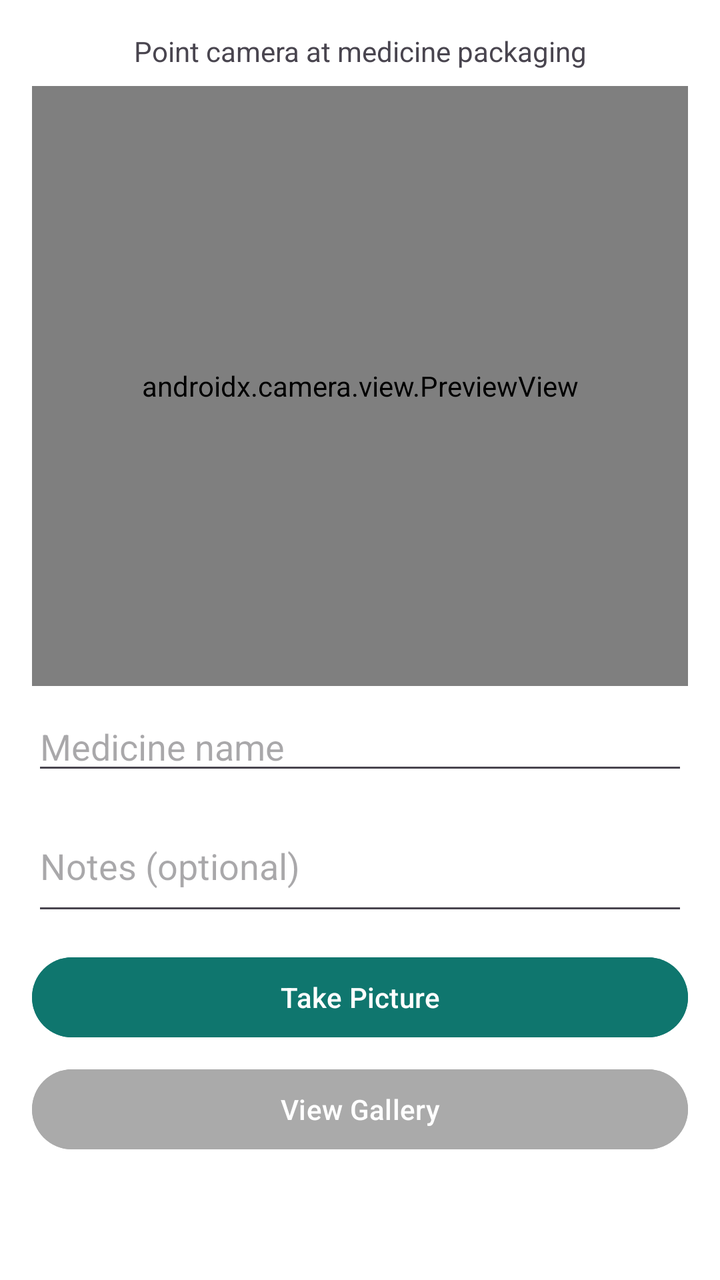
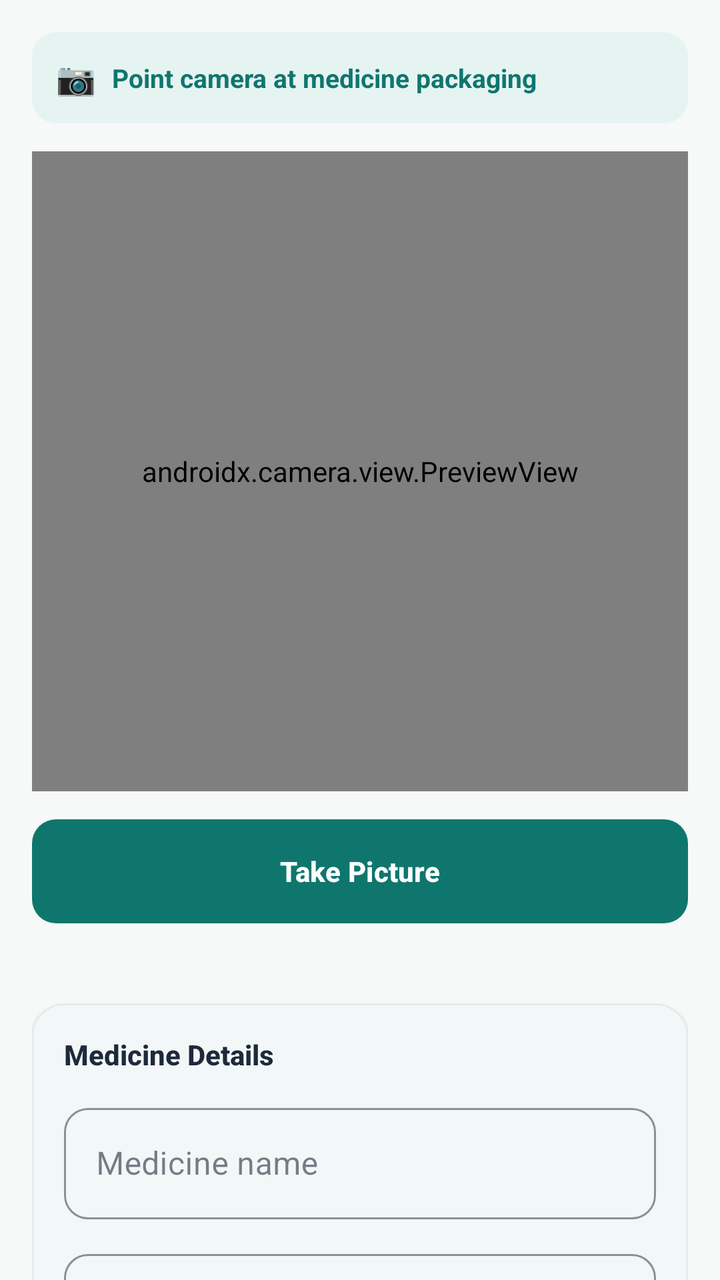

An Android layout rendered at two revisions. The XML below is the earlier revision; the diff shows what the commit changed to produce the second picture.
<!-- AndroidManifest.xml: application theme Theme.MediNear -->
<!-- res/layout/activity_camera.xml -->
<?xml version="1.0" encoding="utf-8"?>
<LinearLayout xmlns:android="http://schemas.android.com/apk/res/android"
    xmlns:app="http://schemas.android.com/apk/res-auto"
    android:layout_width="match_parent"
    android:layout_height="match_parent"
    android:orientation="vertical"
    android:padding="16dp"
    android:background="@android:color/white">

    <TextView
        android:id="@+id/tvStatus"
        android:layout_width="match_parent"
        android:layout_height="wrap_content"
        android:text="Point camera at medicine packaging"
        android:textAlignment="center"
        android:paddingBottom="8dp"
        android:textSize="14sp" />

    <androidx.camera.view.PreviewView
        android:id="@+id/previewView"
        android:layout_width="match_parent"
        android:layout_height="300dp"
        android:layout_marginBottom="8dp" />

    <ImageView
        android:id="@+id/ivCapturedPhoto"
        android:layout_width="match_parent"
        android:layout_height="300dp"
        android:scaleType="centerCrop"
        android:visibility="gone"
        android:contentDescription="Captured photo"
        android:layout_marginBottom="8dp" />

    <EditText
        android:id="@+id/etMedicineName"
        android:layout_width="match_parent"
        android:layout_height="wrap_content"
        android:hint="Medicine name"
        android:inputType="text"
        android:layout_marginBottom="8dp" />

    <EditText
        android:id="@+id/etNotes"
        android:layout_width="match_parent"
        android:layout_height="wrap_content"
        android:hint="Notes (optional)"
        android:inputType="textMultiLine"
        android:minLines="2"
        android:layout_marginBottom="12dp" />

    <Button
        android:id="@+id/btnCapture"
        android:layout_width="match_parent"
        android:layout_height="wrap_content"
        android:text="Take Picture"
        android:backgroundTint="@color/primary_color"
        android:textColor="@android:color/white"
        android:layout_marginBottom="8dp" />

    <Button
        android:id="@+id/btnRetake"
        android:layout_width="match_parent"
        android:layout_height="wrap_content"
        android:text="Retake"
        android:visibility="gone"
        android:backgroundTint="@android:color/darker_gray"
        android:textColor="@android:color/white"
        android:layout_marginBottom="8dp" />

    <Button
        android:id="@+id/btnSave"
        android:layout_width="match_parent"
        android:layout_height="wrap_content"
        android:text="Save Record"
        android:visibility="gone"
        android:backgroundTint="@color/green"
        android:textColor="@android:color/white"
        android:layout_marginBottom="8dp" />

    <Button
        android:id="@+id/btnGallery"
        android:layout_width="match_parent"
        android:layout_height="wrap_content"
        android:text="View Gallery"
        android:backgroundTint="@android:color/darker_gray"
        android:textColor="@android:color/white"
        android:layout_marginBottom="8dp" />

    <ProgressBar
        android:id="@+id/progressBar"
        android:layout_width="wrap_content"
        android:layout_height="wrap_content"
        android:layout_gravity="center_horizontal"
        android:visibility="gone" />

</LinearLayout>
<!-- resources referenced by this layout -->
<resources>
  <color name="green">#16A34A</color>
  <color name="primary_color">#0F766E</color>
  <style name="Theme.MediNear" parent="Base.Theme.MediNear" />
  <style name="Base.Theme.MediNear" parent="Theme.Material3.DayNight.NoActionBar">
          
          <item name="colorPrimary">@color/brand_primary</item>
          <item name="colorOnPrimary">@android:color/white</item>
          <item name="colorPrimaryContainer">@color/brand_primary_soft</item>
          <item name="colorOnPrimaryContainer">@color/brand_primary_dark</item>
  
          
          <item name="colorSecondary">@color/brand_primary</item>
          <item name="colorOnSecondary">@android:color/white</item>
          <item name="colorSecondaryContainer">@color/brand_primary_soft</item>
          <item name="colorOnSecondaryContainer">@color/brand_primary_dark</item>
  
          
          <item name="android:colorBackground">@color/bg_screen</item>
          <item name="colorSurface">@color/surface_card</item>
          <item name="colorOnSurface">@color/text_primary</item>
  
          
          <item name="colorError">@color/danger</item>
  
          
          <item name="android:statusBarColor">@color/brand_primary_dark</item>
      </style>
  <color name="brand_primary">#0F766E</color>
  <color name="brand_primary_soft">#E6F4F1</color>
  <color name="brand_primary_dark">#0B5750</color>
  <color name="bg_screen">#F7F9F9</color>
  <color name="surface_card">#FFFFFF</color>
  <color name="text_primary">#1E293B</color>
  <color name="danger">#DC2626</color>
</resources>

<!-- the commit's change to res/layout/activity_camera.xml (unified diff, before → after) -->
@@ -1,96 +1,202 @@
 <?xml version="1.0" encoding="utf-8"?>
-<LinearLayout xmlns:android="http://schemas.android.com/apk/res/android"
+<androidx.core.widget.NestedScrollView xmlns:android="http://schemas.android.com/apk/res/android"
     xmlns:app="http://schemas.android.com/apk/res-auto"
     android:layout_width="match_parent"
     android:layout_height="match_parent"
-    android:orientation="vertical"
-    android:padding="16dp"
-    android:background="@android:color/white">
-
-    <TextView
-        android:id="@+id/tvStatus"
+    android:fillViewport="true"
+    android:background="@color/bg_screen">
+
+    <LinearLayout
         android:layout_width="match_parent"
         android:layout_height="wrap_content"
-        android:text="Point camera at medicine packaging"
-        android:textAlignment="center"
-        android:paddingBottom="8dp"
-        android:textSize="14sp" />
-
-    <androidx.camera.view.PreviewView
-        android:id="@+id/previewView"
-        android:layout_width="match_parent"
-        android:layout_height="300dp"
-        android:layout_marginBottom="8dp" />
-
-    <ImageView
-        android:id="@+id/ivCapturedPhoto"
-        android:layout_width="match_parent"
-        android:layout_height="300dp"
-        android:scaleType="centerCrop"
-        android:visibility="gone"
-        android:contentDescription="Captured photo"
-        android:layout_marginBottom="8dp" />
-
-    <EditText
-        android:id="@+id/etMedicineName"
-        android:layout_width="match_parent"
-        android:layout_height="wrap_content"
-        android:hint="Medicine name"
-        android:inputType="text"
-        android:layout_marginBottom="8dp" />
-
-    <EditText
-        android:id="@+id/etNotes"
-        android:layout_width="match_parent"
-        android:layout_height="wrap_content"
-        android:hint="Notes (optional)"
-        android:inputType="textMultiLine"
-        android:minLines="2"
-        android:layout_marginBottom="12dp" />
-
-    <Button
-        android:id="@+id/btnCapture"
-        android:layout_width="match_parent"
-        android:layout_height="wrap_content"
-        android:text="Take Picture"
-        android:backgroundTint="@color/primary_color"
-        android:textColor="@android:color/white"
-        android:layout_marginBottom="8dp" />
-
-    <Button
-        android:id="@+id/btnRetake"
-        android:layout_width="match_parent"
-        android:layout_height="wrap_content"
-        android:text="Retake"
-        android:visibility="gone"
-        android:backgroundTint="@android:color/darker_gray"
-        android:textColor="@android:color/white"
-        android:layout_marginBottom="8dp" />
-
-    <Button
-        android:id="@+id/btnSave"
-        android:layout_width="match_parent"
-        android:layout_height="wrap_content"
-        android:text="Save Record"
-        android:visibility="gone"
-        android:backgroundTint="@color/green"
-        android:textColor="@android:color/white"
-        android:layout_marginBottom="8dp" />
-
-    <Button
-        android:id="@+id/btnGallery"
-        android:layout_width="match_parent"
-        android:layout_height="wrap_content"
-        android:text="View Gallery"
-        android:backgroundTint="@android:color/darker_gray"
-        android:textColor="@android:color/white"
-        android:layout_marginBottom="8dp" />
-
-    <ProgressBar
-        android:id="@+id/progressBar"
-        android:layout_width="wrap_content"
-        android:layout_height="wrap_content"
-        android:layout_gravity="center_horizontal"
-        android:visibility="gone" />
-
-</LinearLayout>
+        android:orientation="vertical"
+        android:padding="16dp">
+
+        
+        <LinearLayout
+            android:layout_width="match_parent"
+            android:layout_height="wrap_content"
+            android:orientation="horizontal"
+            android:gravity="center_vertical"
+            android:background="@drawable/bg_status_pill"
+            android:padding="12dp"
+            android:layout_marginBottom="14dp">
+
+            <TextView
+                android:layout_width="wrap_content"
+                android:layout_height="wrap_content"
+                android:text="📷"
+                android:textSize="16sp"
+                android:layout_marginEnd="8dp" />
+
+            <TextView
+                android:id="@+id/tvStatus"
+                android:layout_width="0dp"
+                android:layout_height="wrap_content"
+                android:layout_weight="1"
+                android:text="Point camera at medicine packaging"
+                android:textSize="13sp"
+                android:textStyle="bold"
+                android:textColor="@color/brand_primary" />
+        </LinearLayout>
+
+        
+        <androidx.camera.view.PreviewView
+            android:id="@+id/previewView"
+            android:layout_width="match_parent"
+            android:layout_height="320dp"
+            android:background="@drawable/bg_preview_frame"
+            android:clipToOutline="true"
+            android:layout_marginBottom="14dp" />
+
+        <ImageView
+            android:id="@+id/ivCapturedPhoto"
+            android:layout_width="match_parent"
+            android:layout_height="320dp"
+            android:scaleType="centerCrop"
+            android:visibility="gone"
+            android:contentDescription="Captured photo"
+            android:background="@drawable/bg_preview_frame"
+            android:clipToOutline="true"
+            android:layout_marginBottom="14dp" />
+
+        
+        <Button
+            android:id="@+id/btnCapture"
+            android:layout_width="match_parent"
+            android:layout_height="52dp"
+            android:text="Take Picture"
+            android:textAllCaps="false"
+            android:textStyle="bold"
+            android:textColor="@android:color/white"
+            android:background="@drawable/bg_button_primary"
+            android:backgroundTint="@null"
+            android:layout_marginBottom="20dp" />
+
+        <LinearLayout
+            android:layout_width="match_parent"
+            android:layout_height="wrap_content"
+            android:orientation="horizontal"
+            android:visibility="visible"
+            android:layout_marginBottom="20dp">
+
+            <Button
+                android:id="@+id/btnRetake"
+                android:layout_width="0dp"
+                android:layout_height="52dp"
+                android:layout_weight="1"
+                android:layout_marginEnd="8dp"
+                android:text="Retake"
+                android:textAllCaps="false"
+                android:textStyle="bold"
+                android:textColor="@color/text_secondary"
+                android:background="@drawable/bg_button_neutral"
+                android:backgroundTint="@null"
+                android:visibility="gone" />
+
+            <Button
+                android:id="@+id/btnSave"
+                android:layout_width="0dp"
+                android:layout_height="52dp"
+                android:layout_weight="1"
+                android:layout_marginStart="8dp"
+                android:text="Save Record"
+                android:textAllCaps="false"
+                android:textStyle="bold"
+                android:textColor="@android:color/white"
+                android:background="@drawable/bg_button_success"
+                android:backgroundTint="@null"
+                android:visibility="gone" />
+        </LinearLayout>
+
+        
+        <com.google.android.material.card.MaterialCardView
+            android:layout_width="match_parent"
+            android:layout_height="wrap_content"
+            android:layout_marginBottom="16dp"
+            app:cardCornerRadius="16dp"
+            app:cardElevation="1dp"
+            app:strokeColor="@color/border_subtle"
+            app:strokeWidth="1dp"
+            app:cardBackgroundColor="@color/surface_card">
+
+            <LinearLayout
+                android:layout_width="match_parent"
+                android:layout_height="wrap_content"
+                android:orientation="vertical"
+                android:padding="16dp">
+
+                <TextView
+                    android:layout_width="match_parent"
+                    android:layout_height="wrap_content"
+                    android:text="Medicine Details"
+                    android:textSize="14sp"
+                    android:textStyle="bold"
+                    android:fontFamily="sans-serif-medium"
+                    android:textColor="@color/text_primary"
+                    android:layout_marginBottom="12dp" />
+
+                <com.google.android.material.textfield.TextInputLayout
+                    android:layout_width="match_parent"
+                    android:layout_height="wrap_content"
+                    android:layout_marginBottom="12dp"
+                    app:boxStrokeColor="@color/brand_primary"
+                    app:hintTextColor="@color/brand_primary"
+                    app:boxCornerRadiusTopStart="12dp"
+                    app:boxCornerRadiusTopEnd="12dp"
+                    app:boxCornerRadiusBottomStart="12dp"
+                    app:boxCornerRadiusBottomEnd="12dp"
+                    style="@style/Widget.MaterialComponents.TextInputLayout.OutlinedBox">
+                    <com.google.android.material.textfield.TextInputEditText
+                        android:id="@+id/etMedicineName"
+                        android:layout_width="match_parent"
+                        android:layout_height="wrap_content"
+                        android:hint="Medicine name"
+                        android:textColor="@color/text_primary"
+                        android:inputType="text" />
+                </com.google.android.material.textfield.TextInputLayout>
+
+                <com.google.android.material.textfield.TextInputLayout
+                    android:layout_width="match_parent"
+                    android:layout_height="wrap_content"
+                    app:boxStrokeColor="@color/brand_primary"
+                    app:hintTextColor="@color/brand_primary"
+                    app:boxCornerRadiusTopStart="12dp"
+                    app:boxCornerRadiusTopEnd="12dp"
+                    app:boxCornerRadiusBottomStart="12dp"
+                    app:boxCornerRadiusBottomEnd="12dp"
+                    style="@style/Widget.MaterialComponents.TextInputLayout.OutlinedBox">
+                    <com.google.android.material.textfield.TextInputEditText
+                        android:id="@+id/etNotes"
+                        android:layout_width="match_parent"
+                        android:layout_height="wrap_content"
+                        android:hint="Notes (optional)"
+                        android:textColor="@color/text_primary"
+                        android:inputType="textMultiLine"
+                        android:minLines="2" />
+                </com.google.android.material.textfield.TextInputLayout>
+            </LinearLayout>
+        </com.google.android.material.card.MaterialCardView>
+
+        
+        <Button
+            android:id="@+id/btnGallery"
+            android:layout_width="match_parent"
+            android:layout_height="52dp"
+            android:text="View Gallery"
+            android:textAllCaps="false"
+            android:textStyle="bold"
+            android:textColor="@color/brand_primary"
+            android:background="@drawable/bg_button_outlined"
+            android:backgroundTint="@null"
+            android:layout_marginBottom="12dp" />
+
+        <ProgressBar
+            android:id="@+id/progressBar"
+            android:layout_width="wrap_content"
+            android:layout_height="wrap_content"
+            android:layout_gravity="center_horizontal"
+            android:indeterminateTint="@color/brand_primary"
+            android:visibility="gone" />
+    </LinearLayout>
+</androidx.core.widget.NestedScrollView>
<!-- resource entries referenced after the edit -->
@@ -1,7 +1,5 @@
 <!-- resources referenced by this layout -->
 <resources>
-  <color name="green">#16A34A</color>
-  <color name="primary_color">#0F766E</color>
   <style name="Theme.MediNear" parent="Base.Theme.MediNear" />
   <style name="Base.Theme.MediNear" parent="Theme.Material3.DayNight.NoActionBar">
           
@@ -31,8 +29,69 @@
   <color name="brand_primary_soft">#E6F4F1</color>
   <color name="brand_primary_dark">#0B5750</color>
   <color name="bg_screen">#F7F9F9</color>
+  <color name="border_subtle">#E7ECEB</color>
   <color name="surface_card">#FFFFFF</color>
   <color name="text_primary">#1E293B</color>
+  <color name="text_secondary">#64748B</color>
+  <!-- drawable bg_button_neutral (drawable) -->
+  <?xml version="1.0" encoding="utf-8"?>
+  <ripple xmlns:android="http://schemas.android.com/apk/res/android"
+      android:color="#1A64748B">
+      <item>
+          <shape android:shape="rectangle">
+              <solid android:color="@android:color/transparent" />
+              <stroke android:width="1.5dp" android:color="@color/text_secondary" />
+              <corners android:radius="12dp" />
+          </shape>
+      </item>
+  </ripple>
+  <!-- drawable bg_button_outlined (drawable) -->
+  <?xml version="1.0" encoding="utf-8"?>
+  <ripple xmlns:android="http://schemas.android.com/apk/res/android"
+      android:color="#1A0F766E">
+      <item>
+          <shape android:shape="rectangle">
+              <solid android:color="@android:color/transparent" />
+              <stroke android:width="1.5dp" android:color="@color/brand_primary" />
+              <corners android:radius="10dp" />
+          </shape>
+      </item>
+  </ripple>
+  <!-- drawable bg_button_primary (drawable) -->
+  <?xml version="1.0" encoding="utf-8"?>
+  <ripple xmlns:android="http://schemas.android.com/apk/res/android"
+      android:color="#33FFFFFF">
+      <item>
+          <shape android:shape="rectangle">
+              <solid android:color="@color/brand_primary" />
+              <corners android:radius="12dp" />
+          </shape>
+      </item>
+  </ripple>
+  <!-- drawable bg_button_success (drawable) -->
+  <?xml version="1.0" encoding="utf-8"?>
+  <ripple xmlns:android="http://schemas.android.com/apk/res/android"
+      android:color="#33FFFFFF">
+      <item>
+          <shape android:shape="rectangle">
+              <solid android:color="#16A34A" />
+              <corners android:radius="12dp" />
+          </shape>
+      </item>
+  </ripple>
+  <!-- drawable bg_preview_frame (drawable) -->
+  <?xml version="1.0" encoding="utf-8"?>
+  <shape xmlns:android="http://schemas.android.com/apk/res/android">
+      <solid android:color="#000000" />
+      <stroke android:width="1dp" android:color="@color/border_subtle" />
+      <corners android:radius="16dp" />
+  </shape>
+  <!-- drawable bg_status_pill (drawable) -->
+  <?xml version="1.0" encoding="utf-8"?>
+  <shape xmlns:android="http://schemas.android.com/apk/res/android">
+      <solid android:color="@color/brand_primary_soft" />
+      <corners android:radius="12dp" />
+  </shape>
   <color name="danger">#DC2626</color>
 </resources>
 
